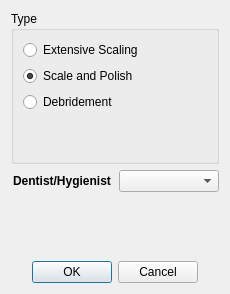
First picture: the form in src/openmolar/qt-designer/hygenist_wizard.ui, repository rowinggolfer/openmolar1, before the edit.
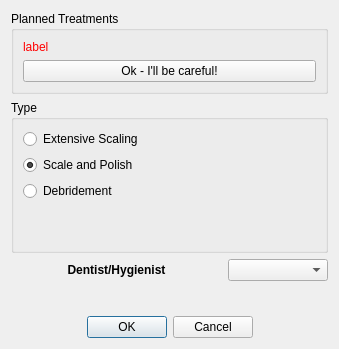
Second picture: the form after the edit.

Commit message: Warning with hygienist wizard if treatments are already planned

Patch:
```diff
--- a/src/openmolar/qt-designer/hygenist_wizard.ui
+++ b/src/openmolar/qt-designer/hygenist_wizard.ui
@@ -6,16 +6,16 @@
    <rect>
     <x>0</x>
     <y>0</y>
-    <width>230</width>
-    <height>294</height>
+    <width>339</width>
+    <height>349</height>
    </rect>
   </property>
   <property name="windowTitle">
    <string>Hygienist Wizard</string>
   </property>
   <layout class="QGridLayout" name="gridLayout">
-   <item row="3" column="0">
-    <widget class="QLabel" name="label_2">
+   <item row="4" column="0">
+    <widget class="QLabel" name="dent_label">
      <property name="font">
       <font>
        <weight>75</weight>
@@ -33,7 +33,7 @@
      </property>
     </widget>
    </item>
-   <item row="4" column="0" colspan="2">
+   <item row="5" column="0" colspan="2">
     <spacer name="verticalSpacer">
      <property name="orientation">
       <enum>Qt::Vertical</enum>
@@ -46,7 +46,7 @@
      </property>
     </spacer>
    </item>
-   <item row="3" column="1">
+   <item row="4" column="1">
     <widget class="QComboBox" name="dents_comboBox">
      <property name="maximumSize">
       <size>
@@ -62,7 +62,7 @@
      </property>
     </widget>
    </item>
-   <item row="5" column="0" colspan="2">
+   <item row="6" column="0" colspan="2">
     <widget class="QDialogButtonBox" name="buttonBox">
      <property name="orientation">
       <enum>Qt::Horizontal</enum>
@@ -75,7 +75,7 @@
      </property>
     </widget>
    </item>
-   <item row="0" column="0" colspan="2">
+   <item row="1" column="0" colspan="2">
     <widget class="QGroupBox" name="groupBox">
      <property name="title">
       <string>Type</string>
@@ -124,6 +124,41 @@
      </layout>
     </widget>
    </item>
+   <item row="0" column="0" colspan="2">
+    <widget class="QGroupBox" name="planned_groupbox">
+     <property name="maximumSize">
+      <size>
+       <width>16777215</width>
+       <height>200</height>
+      </size>
+     </property>
+     <property name="title">
+      <string>Planned Treatments</string>
+     </property>
+     <layout class="QVBoxLayout" name="verticalLayout_2">
+      <item>
+       <widget class="QLabel" name="label">
+        <property name="styleSheet">
+         <string notr="true">color:red;</string>
+        </property>
+        <property name="text">
+         <string>label</string>
+        </property>
+        <property name="wordWrap">
+         <bool>false</bool>
+        </property>
+       </widget>
+      </item>
+      <item>
+       <widget class="QPushButton" name="pushButton">
+        <property name="text">
+         <string>Ok - I'll be careful!</string>
+        </property>
+       </widget>
+      </item>
+     </layout>
+    </widget>
+   </item>
   </layout>
  </widget>
  <resources/>
```
The commit also changes 4 other files.
